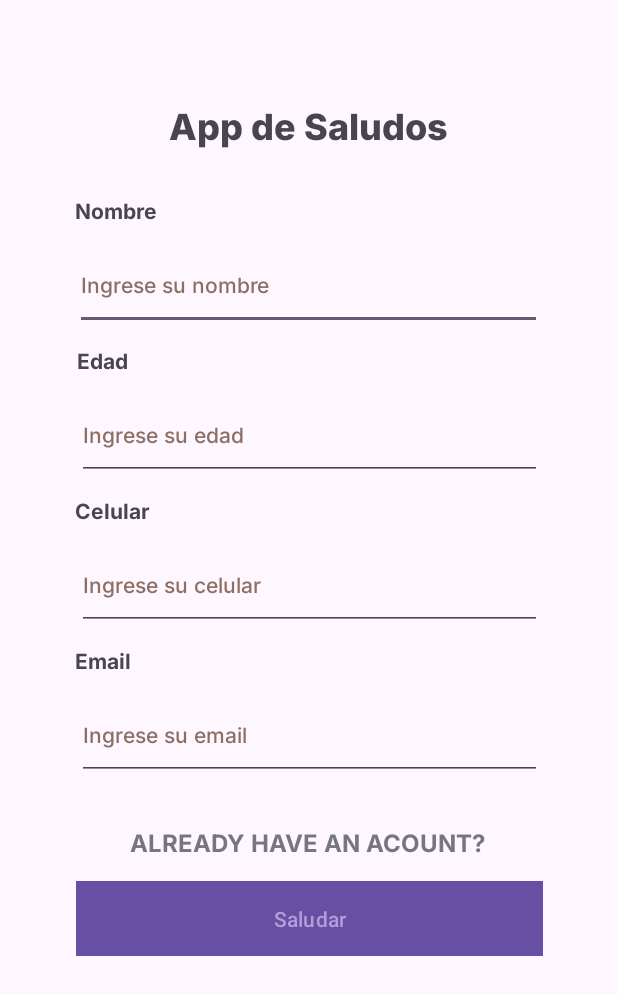
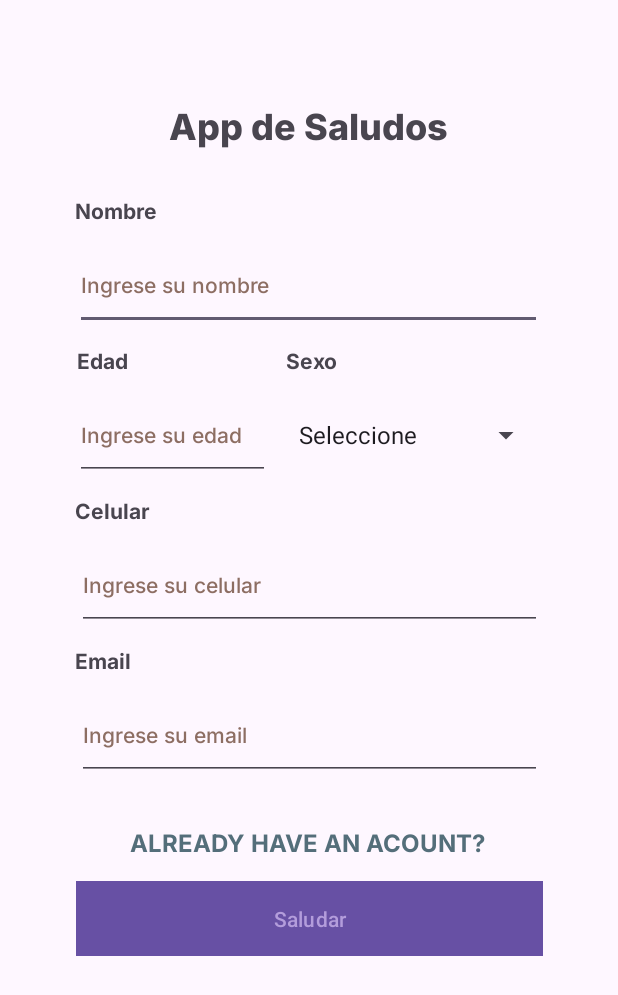
Before and after one commit to iamjamtt/AppSaludos-AndroidStudio, an Android app: the screen it shows after launch (MainActivity), on a phone screen of 412 x 824 dp. Shown: the top 995 px of the screen. Run offline under Robolectric (Android 15) with nearby library versions, the phone set to English and light mode, and no system bars.

Commit message:
Se añadió spinner sexo

```diff
--- a/app/src/main/java/com/example/appsaludos/MainActivity.java
+++ b/app/src/main/java/com/example/appsaludos/MainActivity.java
@@ -4,9 +4,16 @@ import androidx.appcompat.app.AppCompatActivity;
 
 import android.os.Bundle;
 import android.view.View;
+import android.widget.AdapterView;
+import android.widget.ArrayAdapter;
 import android.widget.Button;
 import android.widget.EditText;
+import android.widget.Spinner;
+import android.widget.TextView;
 import android.widget.Toast;
+
+import java.util.Arrays;
+import java.util.List;
 
 public class MainActivity extends AppCompatActivity {
 
@@ -14,6 +21,7 @@ public class MainActivity extends AppCompatActivity {
     EditText edad; // variable edad del formulario
     EditText celular; // variable celular del formulario
     EditText email; // variable email del formulario
+    Spinner sexo; // variable sexo del formulario
 
     @Override
     protected void onCreate(Bundle savedInstanceState) {
@@ -25,6 +33,12 @@ public class MainActivity extends AppCompatActivity {
         edad = findViewById(R.id.txt_edad);
         celular = findViewById(R.id.txt_celular);
         email = findViewById(R.id.txt_email);
+        sexo = findViewById(R.id.spi_sexo);
+
+        //Llenando el spinner sexo
+        List<String> listaSexo = Arrays.asList("Seleccione","Femenino", "Masculino");
+        ArrayAdapter<String> listaSexAdapter = new ArrayAdapter<>(this, android.R.layout.simple_spinner_item, listaSexo);
+        sexo.setAdapter(listaSexAdapter);
     }
 
     public void saludar(View view) {
@@ -34,6 +48,7 @@ public class MainActivity extends AppCompatActivity {
         String str_edad = edad.getText().toString().trim();
         String str_celular = celular.getText().toString().trim();
         String str_email = email.getText().toString().trim();
+
 
         // Validación del campo de texto (máximo 50 caracteres)
         if (str_name.length() > 50) {
@@ -54,6 +69,16 @@ public class MainActivity extends AppCompatActivity {
             return;
         }
 
+        int posicionSeleccionada = sexo.getSelectedItemPosition();
+
+        // Validar si la posición seleccionada es la primera (posición 0)
+        if (posicionSeleccionada == 0) {
+            // Mostrar mensaje de error
+            ((TextView)sexo.getSelectedView()).setError("Seleccione una opción");
+            sexo.requestFocus();
+            return;
+        }
+
         // Validación del campo celular (9 dígitos)
         if (str_celular.length() != 9) {
             celular.setError("Ingrese un número de celular válido");
@@ -64,6 +89,15 @@ public class MainActivity extends AppCompatActivity {
         if (!android.util.Patterns.EMAIL_ADDRESS.matcher(str_email).matches()) {
             email.setError("Ingrese una dirección de correo electrónico válida");
             return;
+        }
+
+        //
+
+        String desEres = "";
+        if(posicionSeleccionada==1){
+            desEres = " eres una ";
+        }else if(posicionSeleccionada==2){
+            desEres = " eres un ";
         }
 
         // Si todas las validaciones son exitosas, continúa con la lógica de envío o acción deseada
@@ -81,7 +115,8 @@ public class MainActivity extends AppCompatActivity {
             criterio_validacion = "anciano";
         }
 
+
         // mostrar como notificacion el resultado
-        Toast.makeText(this, "Hola " + str_name + " eres un " + criterio_validacion + ".", Toast.LENGTH_LONG).show();
+        Toast.makeText(this, "Hola " + str_name + desEres + criterio_validacion + ".", Toast.LENGTH_LONG).show();
     }
 }
--- a/app/src/main/res/layout/activity_main.xml
+++ b/app/src/main/res/layout/activity_main.xml
@@ -50,6 +50,17 @@
         app:layout_constraintTop_toBottomOf="@+id/txt_name" />
 
     <TextView
+        android:id="@+id/textView8"
+        android:layout_width="wrap_content"
+        android:layout_height="wrap_content"
+        android:layout_marginStart="105dp"
+        android:layout_marginTop="10dp"
+        android:fontFamily="@font/inter_bold"
+        android:text="@string/txt_sexo"
+        app:layout_constraintStart_toEndOf="@+id/textView3"
+        app:layout_constraintTop_toBottomOf="@+id/txt_name" />
+
+    <TextView
         android:id="@+id/textView4"
         android:layout_width="wrap_content"
         android:layout_height="wrap_content"
@@ -98,11 +109,10 @@
 
     <EditText
         android:id="@+id/txt_edad"
-        android:layout_width="310dp"
+        android:layout_width="130dp"
         android:layout_height="60dp"
         android:layout_marginStart="50dp"
         android:layout_marginTop="10dp"
-        android:layout_marginEnd="50dp"
         android:ems="10"
         android:fontFamily="@font/inter_medium"
         android:hint="@string/plc_edad"
@@ -111,7 +121,6 @@
         android:textColorHint="#8D6E63"
         android:textSize="14sp"
         app:layout_constraintBottom_toTopOf="@+id/textView4"
-        app:layout_constraintEnd_toEndOf="parent"
         app:layout_constraintStart_toStartOf="parent"
         app:layout_constraintTop_toBottomOf="@+id/textView3" />
 
@@ -161,7 +170,7 @@
         android:layout_marginEnd="89dp"
         android:fontFamily="@font/inter_bold"
         android:text="@string/txt_new_acount"
-        android:textColor="@color/material_dynamic_neutral50"
+        android:textColor="#546E7A"
         android:textSize="16sp"
         app:layout_constraintEnd_toEndOf="parent"
         app:layout_constraintStart_toStartOf="parent"
@@ -181,4 +190,15 @@
         app:layout_constraintEnd_toEndOf="parent"
         app:layout_constraintStart_toStartOf="parent"
         app:layout_constraintTop_toBottomOf="@+id/textView7" />
+
+    <Spinner
+        android:id="@+id/spi_sexo"
+        android:layout_width="170dp"
+        android:layout_height="60dp"
+        android:layout_marginStart="10dp"
+        android:layout_marginTop="10dp"
+        android:layout_marginEnd="50dp"
+        app:layout_constraintEnd_toEndOf="parent"
+        app:layout_constraintStart_toEndOf="@+id/txt_edad"
+        app:layout_constraintTop_toBottomOf="@+id/textView8" />
 </androidx.constraintlayout.widget.ConstraintLayout>
--- a/app/src/main/res/values/strings.xml
+++ b/app/src/main/res/values/strings.xml
@@ -5,6 +5,8 @@
     <string name="plc_nombre">Ingrese su nombre</string>
     <string name="txt_edad">Edad</string>
     <string name="plc_edad">Ingrese su edad</string>
+    <string name="txt_sexo">Sexo</string>
+    <string name="plc_sexo">Seleccione su sexo</string>
     <string name="txt_celular">Celular</string>
     <string name="plc_celular">Ingrese su celular</string>
     <string name="txt_email">Email</string>
```
